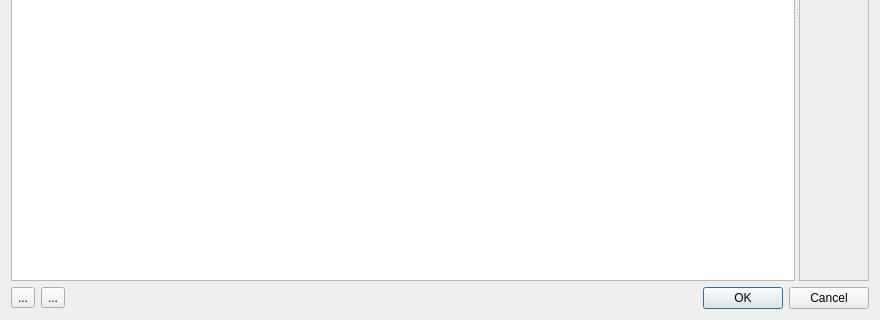
First picture: the form in src/forms/attachmentdialog.ui, repository destr/kmymoney-transactionattach, before the edit; both pictures show x 0 to 880 and y 272 to 592 of the 880 by 592 pixel window.
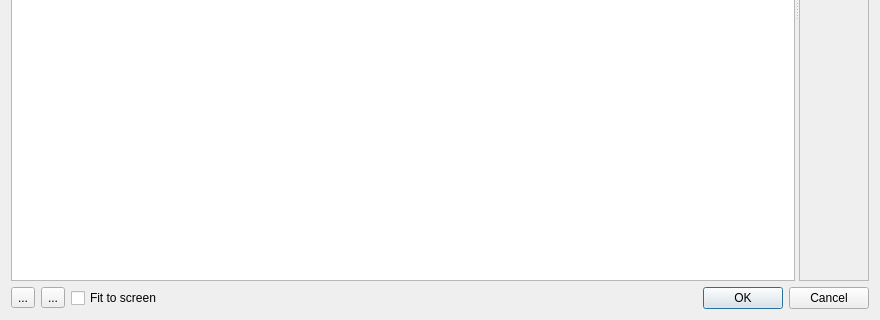
Second picture: the form after the edit. Icons and pictures are not drawn. Custom widgets are drawn as their Qt base class.

Commit message: checkbox fit to screen

```diff
--- a/src/forms/attachmentdialog.ui
+++ b/src/forms/attachmentdialog.ui
@@ -48,7 +48,7 @@
     </widget>
    </item>
    <item>
-    <layout class="QHBoxLayout" name="horizontalLayout" stretch="0,0,0,0">
+    <layout class="QHBoxLayout" name="horizontalLayout">
      <item>
       <widget class="QToolButton" name="toolButtonAdd">
        <property name="text">
@@ -63,6 +63,13 @@
        </property>
       </widget>
      </item>
+     <item>
+      <widget class="QCheckBox" name="checkBoxFitToScreen">
+       <property name="text">
+        <string>Fit to screen</string>
+       </property>
+      </widget>
+     </item>
      <item>
       <spacer name="horizontalSpacer">
        <property name="orientation">
```
The commit also changes 1 other file.
